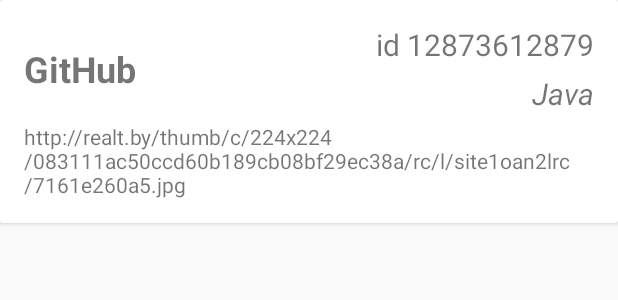
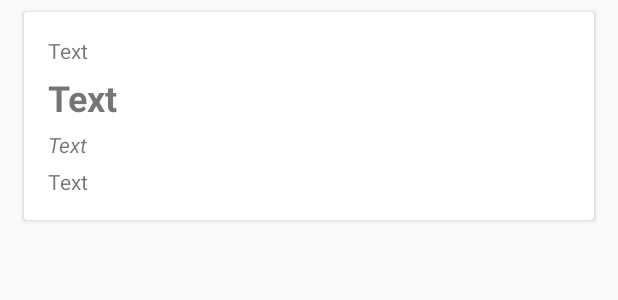
Before and after one commit to OxionAz/MVP_Project, an Android app: the layout repo_item.xml on its own in the app's theme, with its tools: preview values and no code run, on a phone screen of 412 x 824 dp. Shown: the top 300 px of the screen. Run offline under Robolectric (Android 15) with nearby library versions, the phone set to English and light mode, and no system bars.

Commit message:
+ Changed layout + Added interfaces

```diff
--- a/app/src/main/java/com/example/oxionaz/mvpproject/model/db/DatabaseHelper.java
+++ b/app/src/main/java/com/example/oxionaz/mvpproject/model/db/DatabaseHelper.java
@@ -11,10 +11,11 @@ import rx.Observable;
 import rx.android.schedulers.AndroidSchedulers;
 import rx.schedulers.Schedulers;
 
-public class DatabaseHelper {
+public class DatabaseHelper implements Database {
 
     private static final String LOG_ERROR = "FlowManager";
 
+    @Override
     public void saveRepoToDB(List<Info> repos){
         if (repos != null && !repos.isEmpty()) {
             clearRepoTable();
@@ -30,12 +31,14 @@ public class DatabaseHelper {
         }
     }
 
+    @Override
     public Observable<List<Info>> getRepoFromDB(){
         return Observable.just(SQLite.select().from(Info.class).queryList())
                 .observeOn(AndroidSchedulers.mainThread())
                 .subscribeOn(Schedulers.io());
     }
 
+    @Override
     public void clearRepoTable(){
         SQLite.delete(Info.class).execute();
     }
--- a/app/src/main/java/com/example/oxionaz/mvpproject/model/rest/RestService.java
+++ b/app/src/main/java/com/example/oxionaz/mvpproject/model/rest/RestService.java
@@ -6,10 +6,11 @@ import rx.Observable;
 import rx.android.schedulers.AndroidSchedulers;
 import rx.schedulers.Schedulers;
 
-public class RestService {
+public class RestService implements Rest {
 
     private RestClient restClient = new RestClient();
 
+    @Override
     public Observable<List<Repo>> downloadListRepo(String user){
         return restClient.getGitHubAPI().getListRepo(user)
                 .observeOn(AndroidSchedulers.mainThread())
--- a/app/src/main/res/layout/activity_main.xml
+++ b/app/src/main/res/layout/activity_main.xml
@@ -6,10 +6,6 @@
     android:layout_height="match_parent"
     android:orientation="vertical"
     android:gravity="center"
-    android:paddingBottom="@dimen/activity_vertical_margin"
-    android:paddingLeft="@dimen/activity_horizontal_margin"
-    android:paddingRight="@dimen/activity_horizontal_margin"
-    android:paddingTop="@dimen/activity_vertical_margin"
     tools:context=".view.ui.activities.MainActivity">
 
     <TextView
--- a/app/src/main/res/layout/repo_item.xml
+++ b/app/src/main/res/layout/repo_item.xml
@@ -5,7 +5,10 @@
     xmlns:tools="http://schemas.android.com/tools"
     android:layout_width="match_parent"
     android:layout_height="wrap_content"
-    android:layout_marginBottom="@dimen/activity_vertical_margin"
+    android:layout_marginTop="8dp"
+    android:layout_marginBottom="8dp"
+    android:layout_marginStart="@dimen/activity_horizontal_margin"
+    android:layout_marginEnd="@dimen/activity_horizontal_margin"
     app:cardCornerRadius="@dimen/cardview_default_radius"
     app:cardElevation="@dimen/cardview_default_elevation"
     tools:context=".view.ui.activities.MainActivity_">
@@ -16,48 +19,35 @@
         android:padding="@dimen/activity_vertical_margin"
         android:orientation="vertical">
 
-        <GridLayout
-            android:layout_width="match_parent"
+        <TextView
+            android:id="@+id/id"
+            android:layout_width="wrap_content"
             android:layout_height="wrap_content"
             android:layout_marginBottom="5dp"
-            android:rowCount="2"
-            android:columnCount="2">
+            android:text="@string/text"/>
 
         <TextView
             android:id="@+id/name"
             android:layout_width="wrap_content"
             android:layout_height="wrap_content"
-                android:layout_gravity="center"
-                android:layout_rowSpan="2"
+            android:layout_marginBottom="5dp"
             android:textSize="24sp"
             android:textStyle="bold"
-                android:text="GitHub"/>
-
-            <TextView
-                android:id="@+id/id"
-                android:layout_width="wrap_content"
-                android:layout_height="wrap_content"
-                android:layout_gravity="end"
-                android:layout_marginBottom="5dp"
-                android:textSize="20sp"
-                android:text="id 12873612879"/>
+            android:text="@string/text"/>
 
         <TextView
             android:id="@+id/language"
             android:layout_width="wrap_content"
             android:layout_height="wrap_content"
-                android:layout_gravity="end"
-                android:textSize="20sp"
+            android:layout_marginBottom="5dp"
             android:textStyle="italic"
-                android:text="Java"/>
-
-        </GridLayout>
+            android:text="@string/text"/>
 
         <TextView
             android:id="@+id/url"
             android:layout_width="wrap_content"
             android:layout_height="wrap_content"
-            android:text="http://realt.by/thumb/c/224x224/083111ac50ccd60b189cb08bf29ec38a/rc/l/site1oan2lrc/7161e260a5.jpg"/>
+            android:text="@string/text"/>
 
     </LinearLayout>
 
--- a/app/src/main/res/values/strings.xml
+++ b/app/src/main/res/values/strings.xml
@@ -1,5 +1,6 @@
 <resources>
     <string name="app_name">MVP Project</string>
+    <string name="text">Text</string>
     <string name="Info_text">Enter your login\nto see list of repositories</string>
     <string name="request_button">Make request</string>
     <string name="error_text">We can`t to get list of repositories.\nTry again please</string>
```
Also changed, not shown: app/src/main/java/com/example/oxionaz/mvpproject/model/db/Database.java (added, +11 -0 lines), app/src/main/java/com/example/oxionaz/mvpproject/model/rest/Rest.java (added, +9 -0 lines). Lines whose indentation alone changed are shown as unchanged.
